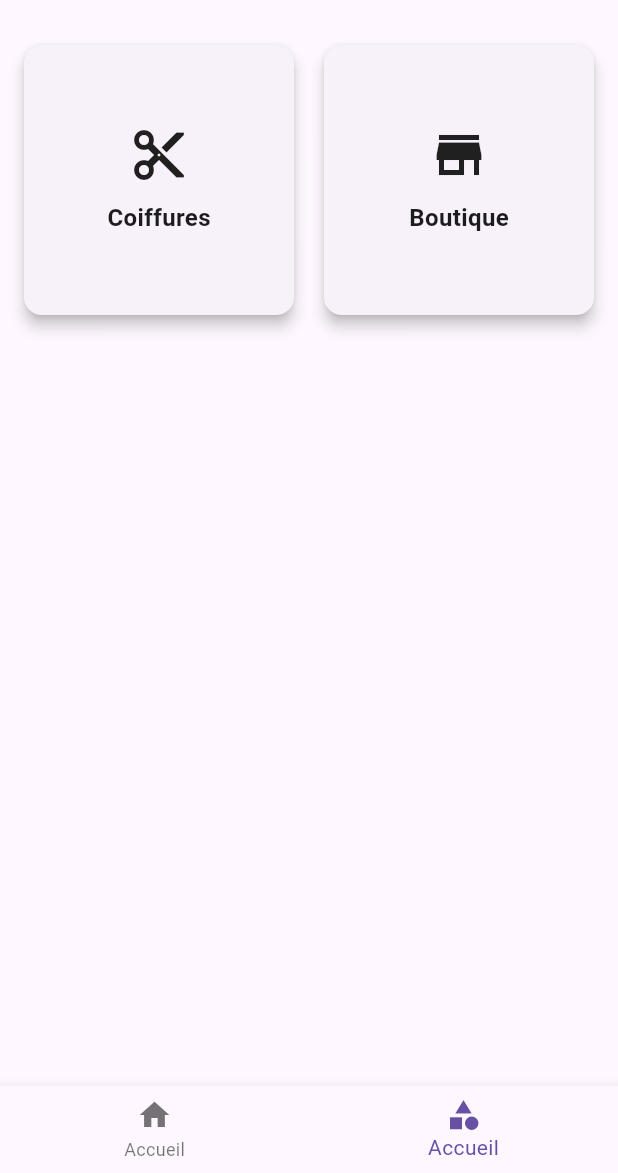
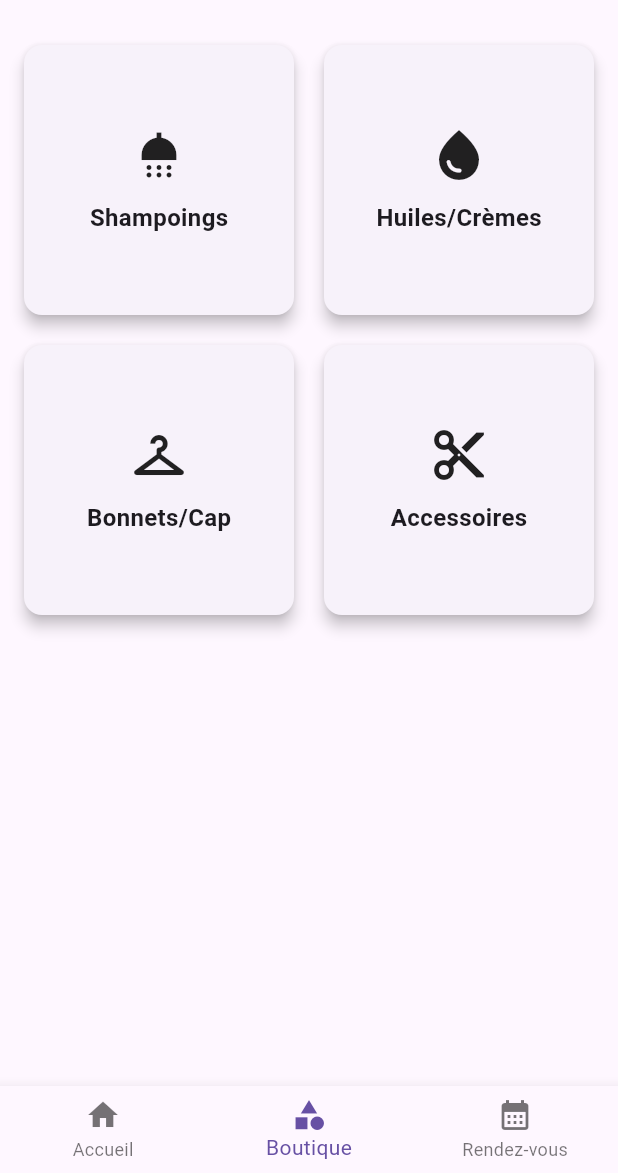
Before and after one commit to pmassereyes/app_flutter_01, a Flutter app: the screen it shows after launch, item 2 of the bottom bar chosen, on a phone screen of 412 x 824 dp, the part 63-1236 px from its top. Run offline on Flutter 3.47's test engine with Material 3 defaults, Android fonts, the phone set to English and light mode, and no system bars; network calls fail.

Commit message:
ajout de la page rdv

```diff
--- a/lib/main.dart
+++ b/lib/main.dart
@@ -1,4 +1,5 @@
-import 'package:app_flutter_01/pages/CategoriesPage.dart';
+import 'package:app_flutter_01/pages/BoutiquePage.dart';
+import 'package:app_flutter_01/pages/RendezVousPage.dart';
 import 'package:flutter/material.dart';
 import 'package:app_flutter_01/pages/HomePage.dart';
 
@@ -31,7 +32,8 @@
         ),
         body: [
           HomePage(),
-          Categories()
+          Boutique(),
+          RendezVous()
         ][_currentIndex],
         bottomNavigationBar: BottomNavigationBar(
           currentIndex: _currentIndex,
@@ -43,7 +45,11 @@
            ),
            BottomNavigationBarItem(
             icon: Icon(Icons.category),
-            label: "Accueil"
+            label: "Boutique"
+           ),
+           BottomNavigationBarItem(
+            icon: Icon(Icons.calendar_month),
+            label: "Rendez-vous"
            ),
         ]),
       )
--- a/lib/pages/CategoriesPage.dart
+++ b/lib/pages/BoutiquePage.dart
@@ -1,15 +1,18 @@
 import 'package:flutter/material.dart';
-class Categories extends StatefulWidget {
-  const Categories({super.key});
+class Boutique extends StatefulWidget {
+  const Boutique({super.key});
 
   @override
-  State<Categories> createState() => _MyWidgetState();
+  State<Boutique> createState() => _MyWidgetState();
 }
 
-class _MyWidgetState extends State<Categories> {
+class _MyWidgetState extends State<Boutique> {
   final categories = [
-    {"title": "Coiffures", "icon": Icons.cut},
-    {"title": "Boutique", "icon": Icons.store},
+    {"title": "Shampoings", "icon": Icons.shower},
+    {"title": "Huiles/Crèmes", "icon": Icons.water_drop},
+    {"title": "Bonnets/Cap", "icon": Icons.checkroom},
+    {"title": "Accessoires", "icon": Icons.cut}
+
   ];
 
   @override
--- a/pubspec.yaml
+++ b/pubspec.yaml
@@ -51,6 +51,8 @@
 
 # The following section is specific to Flutter packages.
 flutter:
+  assets:
+    - assets/images/
 
   # The following line ensures that the Material Icons font is
   # included with your application, so that you can use the icons in
```
Also changed, not shown: lib/pages/HomePage.dart (+2 -10 lines), lib/pages/RendezVousPage.dart (added, +69 -0 lines), assets/images/ZLocksAvatar.jpg (added), assets/images/capilocksAvatar.jpg (added), assets/images/cindyAvatar.jpg (added).
